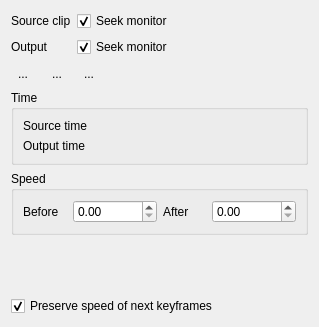
This is src/ui/timeremap_ui.ui in KDE/kdenlive as Qt 5 draws it before an edit. The edited form follows.
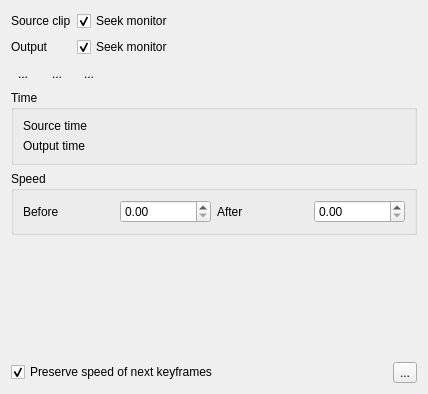
This is the edited form. Icons and pictures are not drawn.

Commit message: Fix crash on remap clip selection, add button to delete remap effect

Patch:
```diff
--- a/src/ui/timeremap_ui.ui
+++ b/src/ui/timeremap_ui.ui
@@ -6,14 +6,41 @@
    <rect>
     <x>0</x>
     <y>0</y>
-    <width>319</width>
-    <height>327</height>
+    <width>428</width>
+    <height>394</height>
    </rect>
   </property>
   <property name="windowTitle">
    <string>Form</string>
   </property>
   <layout class="QGridLayout" name="gridLayout_2">
+   <item row="3" column="0">
+    <widget class="QToolButton" name="button_prev">
+     <property name="text">
+      <string>...</string>
+     </property>
+     <property name="icon">
+      <iconset theme="go-previous">
+       <normaloff>../../../../.designer/backup</normaloff>../../../../.designer/backup</iconset>
+     </property>
+     <property name="autoRaise">
+      <bool>true</bool>
+     </property>
+    </widget>
+   </item>
+   <item row="6" column="0">
+    <spacer name="verticalSpacer">
+     <property name="orientation">
+      <enum>Qt::Vertical</enum>
+     </property>
+     <property name="sizeHint" stdset="0">
+      <size>
+       <width>20</width>
+       <height>39</height>
+      </size>
+     </property>
+    </spacer>
+   </item>
    <item row="0" column="0" colspan="2">
     <widget class="QLabel" name="label_6">
      <property name="text">
@@ -21,19 +48,6 @@
      </property>
     </widget>
    </item>
-   <item row="0" column="2" colspan="2">
-    <widget class="QCheckBox" name="source_seek">
-     <property name="text">
-      <string>Seek monitor</string>
-     </property>
-     <property name="checked">
-      <bool>true</bool>
-     </property>
-    </widget>
-   </item>
-   <item row="1" column="0" colspan="4">
-    <layout class="QVBoxLayout" name="remapLayout"/>
-   </item>
    <item row="2" column="0" colspan="2">
     <widget class="QLabel" name="label_5">
      <property name="text">
@@ -41,30 +55,6 @@
      </property>
     </widget>
    </item>
-   <item row="2" column="2" colspan="2">
-    <widget class="QCheckBox" name="output_seek">
-     <property name="text">
-      <string>Seek monitor</string>
-     </property>
-     <property name="checked">
-      <bool>true</bool>
-     </property>
-    </widget>
-   </item>
-   <item row="3" column="0">
-    <widget class="QToolButton" name="button_prev">
-     <property name="text">
-      <string>...</string>
-     </property>
-     <property name="icon">
-      <iconset theme="go-previous">
-       <normaloff>../../../../.designer/backup</normaloff>../../../../.designer/backup</iconset>
-     </property>
-     <property name="autoRaise">
-      <bool>true</bool>
-     </property>
-    </widget>
-   </item>
    <item row="3" column="1">
     <widget class="QToolButton" name="button_next">
      <property name="text">
@@ -79,6 +69,16 @@
      </property>
     </widget>
    </item>
+   <item row="7" column="0" colspan="4">
+    <widget class="QCheckBox" name="move_next">
+     <property name="text">
+      <string>Preserve speed of next keyframes</string>
+     </property>
+     <property name="checked">
+      <bool>true</bool>
+     </property>
+    </widget>
+   </item>
    <item row="3" column="2">
     <widget class="QToolButton" name="button_add">
      <property name="text">
@@ -93,20 +93,54 @@
      </property>
     </widget>
    </item>
-   <item row="3" column="3">
-    <spacer name="horizontalSpacer">
-     <property name="orientation">
-      <enum>Qt::Horizontal</enum>
+   <item row="7" column="4">
+    <widget class="QToolButton" name="button_del">
+     <property name="text">
+      <string>...</string>
      </property>
-     <property name="sizeHint" stdset="0">
-      <size>
-       <width>28</width>
-       <height>20</height>
-      </size>
+     <property name="icon">
+      <iconset theme="edit-delete"/>
      </property>
-    </spacer>
+    </widget>
    </item>
-   <item row="4" column="0" colspan="4">
+   <item row="5" column="0" colspan="5">
+    <widget class="QGroupBox" name="speed_box">
+     <property name="title">
+      <string>Speed</string>
+     </property>
+     <layout class="QHBoxLayout" name="horizontalLayout">
+      <item>
+       <widget class="QLabel" name="label_3">
+        <property name="text">
+         <string>Before</string>
+        </property>
+       </widget>
+      </item>
+      <item>
+       <widget class="QDoubleSpinBox" name="speedBefore">
+        <property name="maximum">
+         <double>100000.000000000000000</double>
+        </property>
+       </widget>
+      </item>
+      <item>
+       <widget class="QLabel" name="label_4">
+        <property name="text">
+         <string>After</string>
+        </property>
+       </widget>
+      </item>
+      <item>
+       <widget class="QDoubleSpinBox" name="speedAfter">
+        <property name="maximum">
+         <double>100000.000000000000000</double>
+        </property>
+       </widget>
+      </item>
+     </layout>
+    </widget>
+   </item>
+   <item row="4" column="0" colspan="5">
     <widget class="QGroupBox" name="time_box">
      <property name="title">
       <string>Time</string>
@@ -135,60 +169,36 @@
      </layout>
     </widget>
    </item>
-   <item row="5" column="0" colspan="4">
-    <widget class="QGroupBox" name="speed_box">
-     <property name="title">
-      <string>Speed</string>
-     </property>
-     <layout class="QHBoxLayout" name="horizontalLayout">
-      <item>
-       <widget class="QLabel" name="label_3">
-        <property name="text">
-         <string>Before</string>
-        </property>
-       </widget>
-      </item>
-      <item>
-       <widget class="QDoubleSpinBox" name="speedBefore">
-        <property name="maximum">
-         <double>100000.000000000000000</double>
-        </property>
-       </widget>
-      </item>
-      <item>
-       <widget class="QLabel" name="label_4">
-        <property name="text">
-         <string>After</string>
-        </property>
-       </widget>
-      </item>
-      <item>
-       <widget class="QDoubleSpinBox" name="speedAfter">
-        <property name="maximum">
-         <double>100000.000000000000000</double>
-        </property>
-       </widget>
-      </item>
-     </layout>
-    </widget>
-   </item>
-   <item row="6" column="0">
-    <spacer name="verticalSpacer">
+   <item row="3" column="3" colspan="2">
+    <spacer name="horizontalSpacer">
      <property name="orientation">
-      <enum>Qt::Vertical</enum>
+      <enum>Qt::Horizontal</enum>
      </property>
      <property name="sizeHint" stdset="0">
       <size>
-       <width>20</width>
-       <height>39</height>
+       <width>28</width>
+       <height>20</height>
       </size>
      </property>
     </spacer>
    </item>
-   <item row="7" column="0" colspan="4">
-    <widget class="QCheckBox" name="move_next">
+   <item row="2" column="2" colspan="3">
+    <widget class="QCheckBox" name="output_seek">
      <property name="text">
-      <string>Preserve speed of next keyframes</string>
+      <string>Seek monitor</string>
+     </property>
+     <property name="checked">
+      <bool>true</bool>
+     </property>
+    </widget>
+   </item>
+   <item row="1" column="0" colspan="5">
+    <layout class="QVBoxLayout" name="remapLayout"/>
+   </item>
+   <item row="0" column="2" colspan="3">
+    <widget class="QCheckBox" name="source_seek">
+     <property name="text">
+      <string>Seek monitor</string>
      </property>
      <property name="checked">
       <bool>true</bool>
```
The commit also changes 5 other files.
